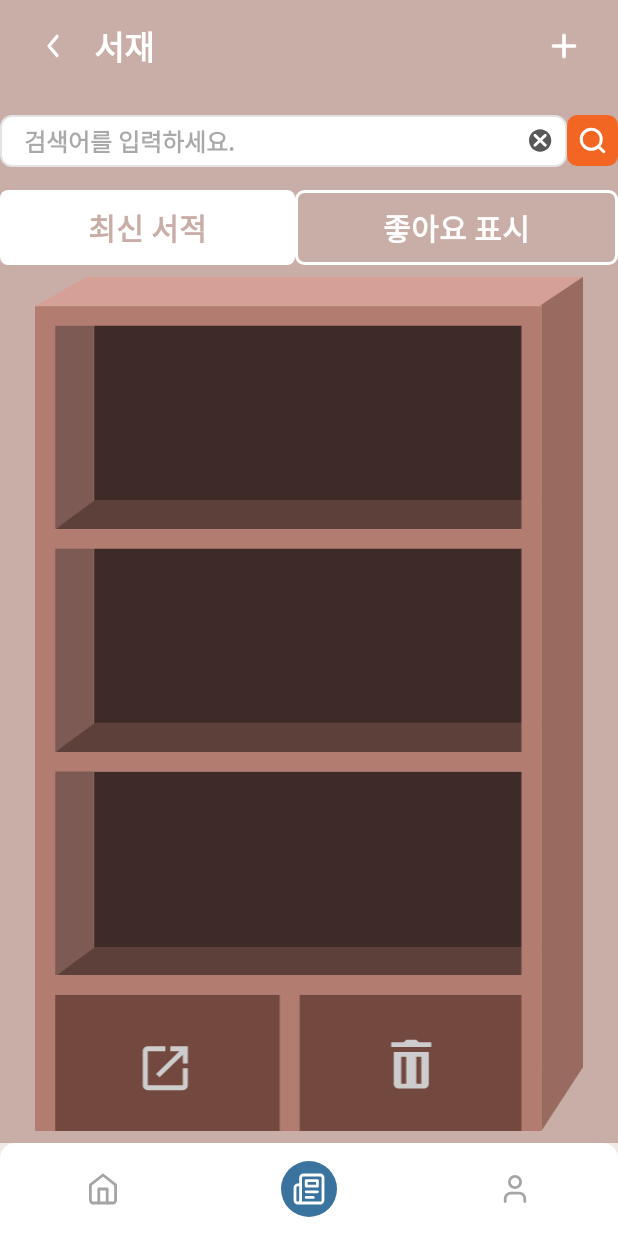
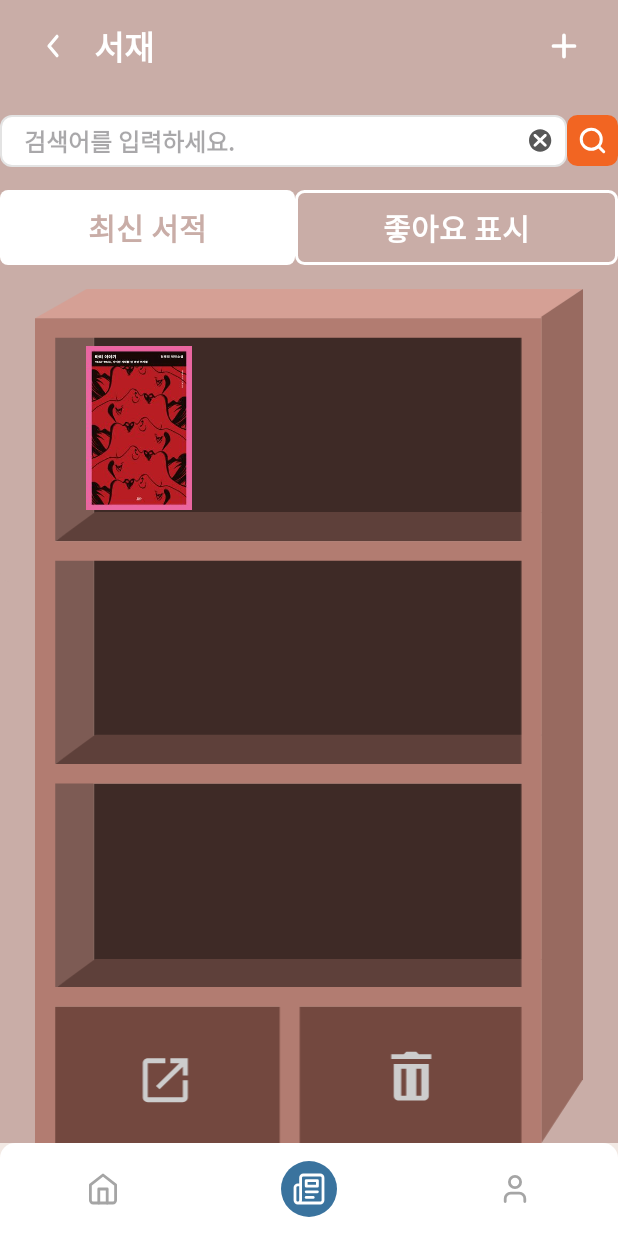
Before and after one commit to UMC-5th-M-team/Sally_AOS, an Android app: the ShelfFragment screen opened through its navigation route, on a phone screen of 412 x 824 dp. Run offline under Robolectric (Android 15) with nearby library versions, the phone set to English and light mode, and no system bars; our stand-ins replace navigation-ui.

Commit message:
[FEAT] #1 - 책장

```diff
--- a/app/src/main/java/com/umc/sally/ShelfBookFragment.kt
+++ b/app/src/main/java/com/umc/sally/ShelfBookFragment.kt
@@ -22,6 +22,12 @@ class ShelfBookFragment : Fragment() {
         return binding.root
     }
 
+    override fun onViewCreated(view: View, savedInstanceState: Bundle?) {
+        super.onViewCreated(view, savedInstanceState)
+
+
+    }
+
     override fun onDestroy() {
         super.onDestroy()
         _binding = null
--- a/app/src/main/java/com/umc/sally/ShelfFragment.kt
+++ b/app/src/main/java/com/umc/sally/ShelfFragment.kt
@@ -1,5 +1,6 @@
 package com.umc.sally
 
+import android.graphics.Color
 import android.os.Bundle
 import androidx.fragment.app.Fragment
 import android.view.LayoutInflater
@@ -24,6 +25,8 @@ class ShelfFragment : Fragment() {
         return binding.root
     }
 
+
+
     override fun onViewCreated(view: View, savedInstanceState: Bundle?) {
         super.onViewCreated(view, savedInstanceState)
 
@@ -32,6 +35,18 @@ class ShelfFragment : Fragment() {
         mWindow.addFlags(WindowManager.LayoutParams.FLAG_DRAWS_SYSTEM_BAR_BACKGROUNDS)
         mWindow.clearFlags(WindowManager.LayoutParams.FLAG_TRANSLUCENT_STATUS)
         mWindow.statusBarColor = ContextCompat.getColor(requireActivity(), R.color.main_color)
+
+        binding.imgBook.setOnClickListener(View.OnClickListener {
+            binding.relativeBookShelf.visibility = View.GONE
+            binding.relativeSelectBook.visibility = View.VISIBLE
+            binding.shelfAll.setBackgroundColor(Color.parseColor("#F2E9E4"));
+        })
+
+        binding.imgBackShelf.setOnClickListener(View.OnClickListener {
+            binding.relativeBookShelf.visibility = View.VISIBLE
+            binding.relativeSelectBook.visibility = View.GONE
+            binding.shelfAll.setBackgroundColor(Color.parseColor("#C9ADA7"));
+        })
     }
 
     override fun onDestroy() {
--- /dev/null
+++ b/app/src/main/res/drawable/ic_bookmark_un.xml
@@ -0,0 +1,11 @@
+<vector xmlns:android="http://schemas.android.com/apk/res/android"
+    android:width="36dp"
+    android:height="33dp"
+    android:viewportWidth="36"
+    android:viewportHeight="33">
+  <path
+      android:pathData="M17.249,6.392L18,7.245L18.751,6.392C20.064,4.898 21.866,4 23.833,4C27.692,4 31,7.522 31,12.1C31,14.26 30.013,16.305 27.753,18.845C25.584,21.282 22.359,24.048 18,27.696C13.641,24.048 10.416,21.282 8.247,18.845C5.987,16.305 5,14.26 5,12.1C5,7.522 8.308,4 12.167,4C14.134,4 15.936,4.898 17.249,6.392Z"
+      android:strokeWidth="2"
+      android:fillColor="#ffffff"
+      android:strokeColor="#A1A1A1"/>
+</vector>
--- /dev/null
+++ b/app/src/main/res/drawable/ic_down_arrow.xml
@@ -0,0 +1,13 @@
+<vector xmlns:android="http://schemas.android.com/apk/res/android"
+    android:width="11dp"
+    android:height="6dp"
+    android:viewportWidth="11"
+    android:viewportHeight="6">
+  <path
+      android:pathData="M10,1L5.5,5L1,1"
+      android:strokeLineJoin="round"
+      android:strokeWidth="1.5"
+      android:fillColor="#00000000"
+      android:strokeColor="#ffffff"
+      android:strokeLineCap="round"/>
+</vector>
--- /dev/null
+++ b/app/src/main/res/drawable/shape_select_shelf_top.xml
@@ -0,0 +1,10 @@
+<?xml version="1.0" encoding="utf-8"?>
+<shape xmlns:android="http://schemas.android.com/apk/res/android"
+    android:padding="10dp"
+    android:shape="rectangle">
+
+  <solid android:color="@color/main_color"/>
+  <corners
+      android:bottomRightRadius="6dp" android:bottomLeftRadius="6dp" />
+
+</shape>
--- a/app/src/main/res/layout/fragment_shelf.xml
+++ b/app/src/main/res/layout/fragment_shelf.xml
@@ -4,7 +4,15 @@
     android:layout_width="match_parent"
     android:layout_height="match_parent"
     tools:context=".ShelfFragment"
-    android:background="@color/main_color">
+    android:background="@color/main_color"
+    android:id="@+id/shelf_all">
+
+    <ImageView
+        android:layout_width="match_parent"
+        android:layout_height="388dp"
+        android:src="@drawable/shape_select_shelf_top"
+        android:layout_alignParentLeft="true"
+        android:layout_alignParentRight="true" />
 
     <RelativeLayout
         android:id="@+id/relative_title_shelf"
@@ -132,13 +140,81 @@
 
     </LinearLayout>
 
-    <ImageView
-        android:id="@+id/img_shelf"
+    <RelativeLayout
+        android:id="@+id/relative_book_shelf"
+        android:layout_width="match_parent"
+        android:layout_height="wrap_content"
+        android:layout_below="@id/linear_tab">
+
+        <ImageView
+            android:id="@+id/img_shelf"
+            android:layout_width="match_parent"
+            android:layout_height="wrap_content"
+            android:layout_marginVertical="8dp"
+            android:src="@drawable/img_shelf"
+            android:layout_alignParentBottom="true"/>
+
+        <ImageView
+            android:id="@+id/img_book"
+            android:layout_width="77dp"
+            android:layout_height="109dp"
+            android:src="@drawable/img_sample_book"
+            android:layout_marginTop="54dp"
+            android:layout_marginLeft="54dp"/>
+
+    </RelativeLayout>
+
+    <RelativeLayout
+        android:id="@+id/relative_select_book"
         android:layout_width="match_parent"
         android:layout_height="wrap_content"
         android:layout_below="@id/linear_tab"
-        android:layout_marginVertical="8dp"
-        android:src="@drawable/img_shelf"
-        android:layout_alignParentBottom="true"/>
+        android:visibility="gone">
+
+        <RelativeLayout
+            android:id="@+id/relative_month"
+            android:layout_width="wrap_content"
+            android:layout_height="wrap_content"
+            android:layout_marginTop="24dp"
+            android:layout_marginLeft="22dp">
+
+            <TextView
+                android:id="@+id/text_month"
+                android:layout_width="wrap_content"
+                android:layout_height="wrap_content"
+                android:text="2024년 1월"
+                android:textColor="@color/white"
+                android:textSize="10dp"/>
+
+            <ImageView
+                android:id="@+id/img_down"
+                android:layout_width="9dp"
+                android:layout_height="4dp"
+                android:src="@drawable/ic_down_arrow"
+                android:layout_toRightOf="@id/text_month"
+                android:scaleType="fitXY"
+                android:layout_marginLeft="5dp"/>
+
+            <TextView
+                android:layout_width="wrap_content"
+                android:layout_height="wrap_content"
+                android:text="2권의 책을 읽고 있어요"
+                android:textColor="@color/white"
+                android:textSize="7dp"
+                android:layout_marginTop="6dp"
+                android:layout_below="@id/text_month"/>
+
+        </RelativeLayout>
+
+        <ImageView
+            android:id="@+id/img_select_book"
+            android:layout_width="128.8dp"
+            android:layout_height="184dp"
+            android:src="@drawable/img_sample_book"
+            android:layout_marginTop="19dp"
+            android:layout_centerHorizontal="true"
+            android:layout_below="@id/relative_month"/>
+
+    </RelativeLayout>
 
 </RelativeLayout>
```
